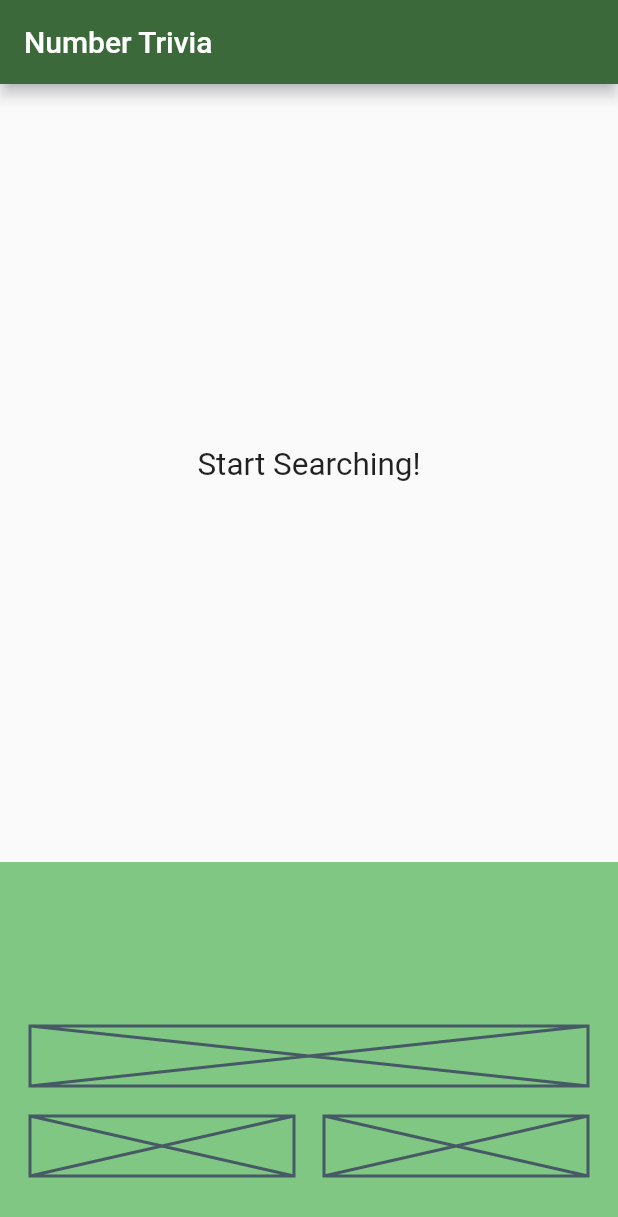
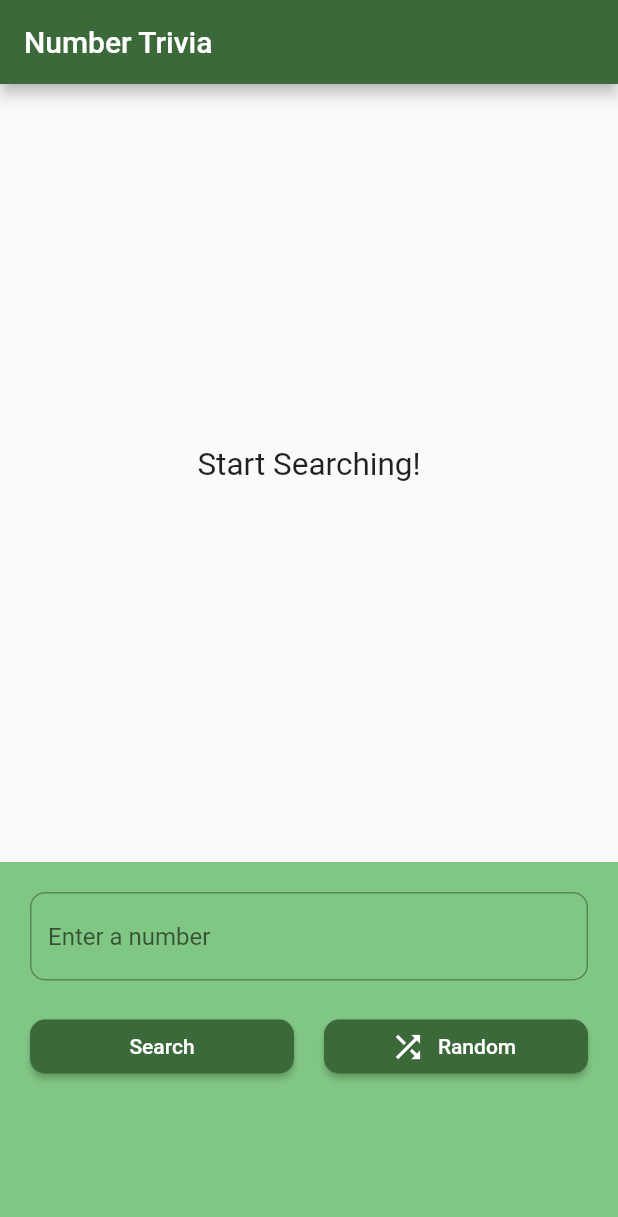
Before and after one commit to eliascreates/Number_Trivia, a Flutter app: the screen it shows after launch, on a phone screen of 412 x 824 dp. Shown: the top 1217 px of the screen. Run offline on Flutter 3.47's test engine with Material 2 defaults, Android fonts, the phone set to English and light mode, and no system bars; our stand-ins replace dartz, equatable, flutter_bloc, get_it, internet_connection_checker, shared_preferences.

Commit message:
Create the Bottom Trivia Interactions UI

```diff
--- a/lib/features/number_trivia/presentation/widgets/bottom_trivia_interactions.dart
+++ b/lib/features/number_trivia/presentation/widgets/bottom_trivia_interactions.dart
@@ -1,41 +1,100 @@
 import 'package:flutter/material.dart';
 
-class BottomTriviaInteractions extends StatelessWidget {
+class BottomTriviaInteractions extends StatefulWidget {
   const BottomTriviaInteractions({super.key});
+
+  @override
+  State<BottomTriviaInteractions> createState() =>
+      _BottomTriviaInteractionsState();
+}
+
+class _BottomTriviaInteractionsState extends State<BottomTriviaInteractions> {
+  late TextEditingController _textEditingController;
+  String numberString = '';
+
+  @override
+  void initState() {
+    super.initState();
+    _textEditingController = TextEditingController();
+  }
+
+  @override
+  void dispose() {
+    _textEditingController.dispose();
+    super.dispose();
+  }
 
   @override
   Widget build(BuildContext context) {
     return Container(
-      padding: const EdgeInsets.symmetric(horizontal: 20).copyWith(bottom: 40),
-      alignment: Alignment.bottomCenter,
+      padding: const EdgeInsets.all(20).copyWith(bottom: 0),
+      alignment: Alignment.topCenter,
       color: Colors.green.shade300,
-      child: const Column(
+      child: Column(
         mainAxisSize: MainAxisSize.min,
         children: [
-          Placeholder(fallbackHeight: 40),
-          SizedBox(height: 20),
+          TextField(
+            controller: _textEditingController,
+            keyboardType: TextInputType.number,
+            onChanged: (value) => numberString = value,
+            decoration: InputDecoration(
+              border:
+                  OutlineInputBorder(borderRadius: BorderRadius.circular(10)),
+              hintText: 'Enter a number',
+            ),
+          ),
+          const SizedBox(height: 20),
           Row(
             mainAxisAlignment: MainAxisAlignment.spaceBetween,
             children: [
-              Expanded(
-                child: Placeholder(
-                  fallbackHeight: 40,
-                ),
-              ),
-              SizedBox(width: 20),
-              Expanded(
-                child: Placeholder(
-                  fallbackHeight: 40,
-                ),
+              Expanded(child: _TriviaSearchSubmitButton(text: numberString)),
+              const SizedBox(width: 20),
+              const Expanded(
+                child: _TriviaRandomButton(),
               )
             ],
           )
-
-          // const Center(
-          //   child: Text("Number Trivia"),
-          // ),
         ],
       ),
     );
   }
 }
+
+class _TriviaRandomButton extends StatelessWidget {
+  const _TriviaRandomButton();
+
+  @override
+  Widget build(BuildContext context) {
+    return ElevatedButton.icon(
+      key: const Key('bottomTriviaInteractions_getRandom_elevatedButton'),
+      onPressed: () {},
+      style: ElevatedButton.styleFrom(
+        shape: RoundedRectangleBorder(
+          borderRadius: BorderRadius.circular(10),
+        ),
+      ),
+      icon: const Icon(Icons.shuffle),
+      label: const Text('Random'),
+    );
+  }
+}
+
+class _TriviaSearchSubmitButton extends StatelessWidget {
+  const _TriviaSearchSubmitButton({required this.text});
+
+  final String text;
+
+  @override
+  Widget build(BuildContext context) {
+    return ElevatedButton(
+      key: const Key('bottomTriviaInteractions_getConcrete_elevatedButton'),
+      onPressed: () {},
+      style: ElevatedButton.styleFrom(
+        shape: RoundedRectangleBorder(
+          borderRadius: BorderRadius.circular(10),
+        ),
+      ),
+      child: const Text('Search'),
+    );
+  }
+}
--- a/lib/features/number_trivia/presentation/widgets/top_trivia_description.dart
+++ b/lib/features/number_trivia/presentation/widgets/top_trivia_description.dart
@@ -28,7 +28,6 @@ class TopTriviaDescription extends StatelessWidget {
             } else if (state is NumberTriviaInitial) {
               return const MessageDisplay(message: Strings.newMessage);
             }
-
             return const Text("Welcome");
           },
         ),
```
Also changed, not shown: lib/features/number_trivia/presentation/pages/number_trivia_page.dart (line endings or trailing spaces).
